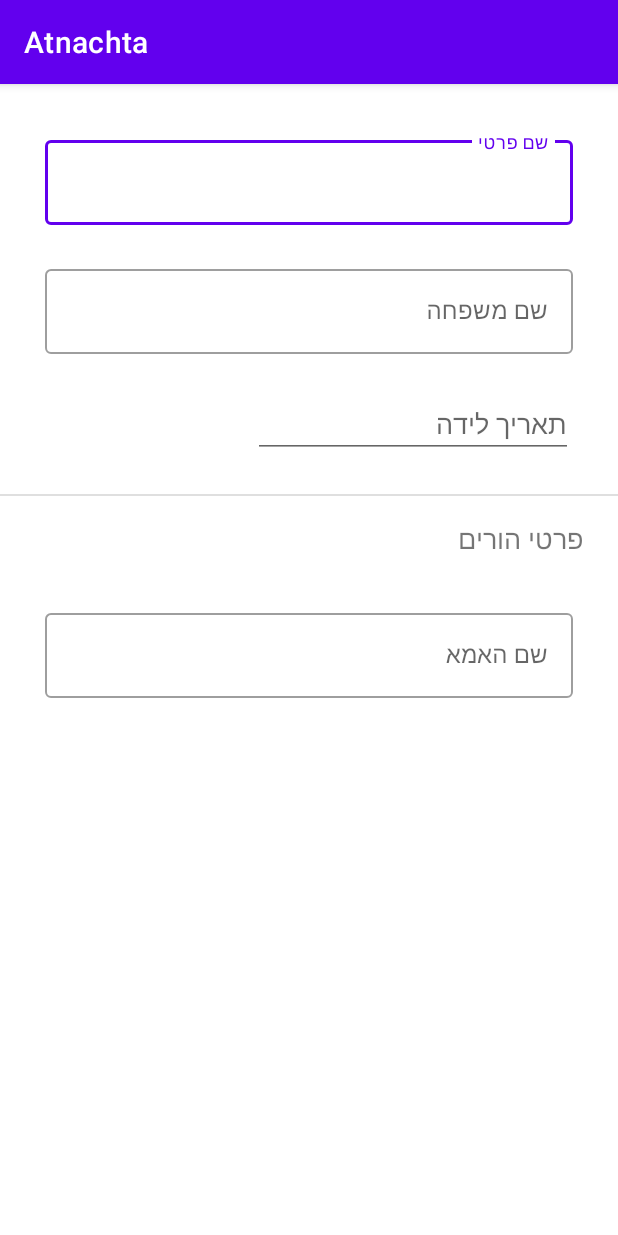
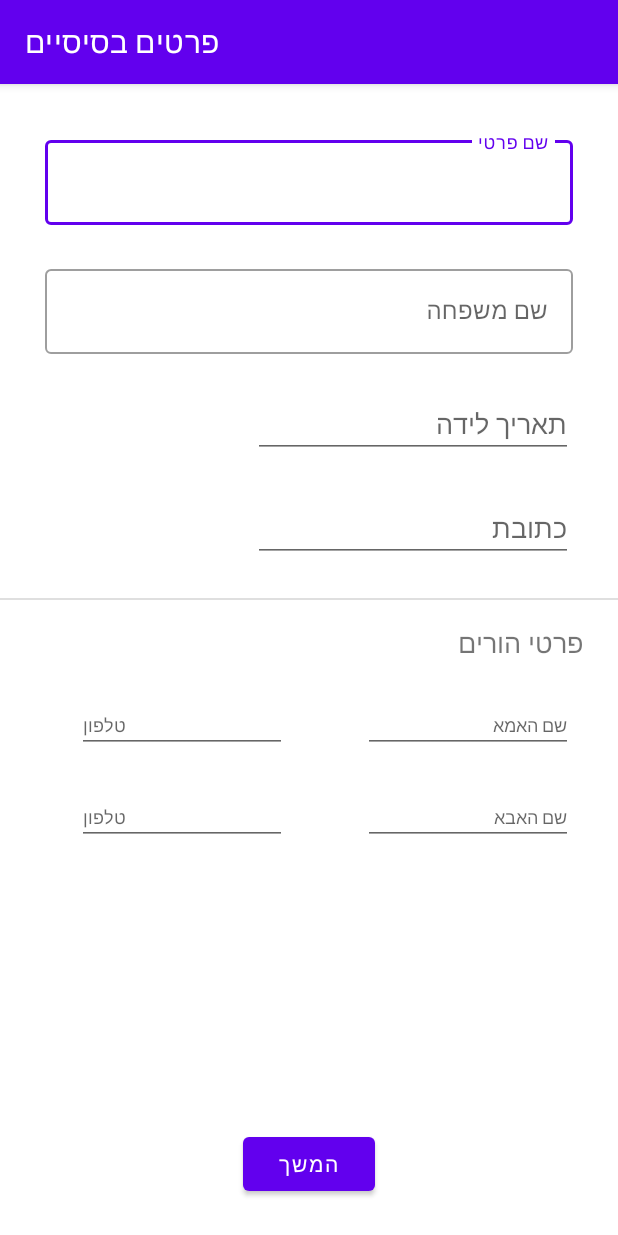
Before and after one commit to eyal-kaufman/AtnachtaApp, an Android app: the fragment NewProfileFragment shown on its own in the app's theme, on a phone screen of 412 x 824 dp. Run offline under Robolectric (Android 15) with nearby library versions, the phone set to English and light mode, and no system bars; our stand-ins replace data binding.

Commit message:
added NewProfileFragment

```diff
--- a/app/src/main/java/com/example/atnachta/LoginFragment.kt
+++ b/app/src/main/java/com/example/atnachta/LoginFragment.kt
@@ -41,6 +41,7 @@ class LoginFragment : Fragment() {
         // Inflate the layout for this fragment
         val binding = DataBindingUtil.inflate<FragmentLoginBinding>(inflater,R.layout.fragment_login,container,false)
         binding.loginButton.setOnClickListener { view : View -> view.findNavController().navigate(R.id.action_loginFragment_to_mainScreen)}
+        activity?.setTitle(R.string.loginFragmentTitle)
         return binding.root
     }
 
--- a/app/src/main/java/com/example/atnachta/MainScreenFrag.kt
+++ b/app/src/main/java/com/example/atnachta/MainScreenFrag.kt
@@ -5,6 +5,7 @@ import androidx.fragment.app.Fragment
 import android.view.LayoutInflater
 import android.view.View
 import android.view.ViewGroup
+import android.app.ActionBar
 import androidx.databinding.DataBindingUtil
 import androidx.navigation.findNavController
 import com.example.atnachta.databinding.FragmentLoginBinding
@@ -25,6 +26,7 @@ class MainScreen : Fragment() {
     private var param1: String? = null
     private var param2: String? = null
 
+
     override fun onCreate(savedInstanceState: Bundle?) {
         super.onCreate(savedInstanceState)
         arguments?.let {
@@ -40,6 +42,9 @@ class MainScreen : Fragment() {
         // Inflate the layout for this fragment
         val binding = DataBindingUtil.inflate<FragmentMainScreenBinding>(inflater,R.layout.fragment_main_screen,container,false)
         binding.addNewProfileButton.setOnClickListener { view : View -> view.findNavController().navigate(R.id.action_mainScreen_to_newReferenceFragment)}
+        activity?.actionBar?.displayOptions = ActionBar.DISPLAY_SHOW_CUSTOM
+        activity?.actionBar?.setCustomView(R.layout.action_bar_layout)
+        activity?.setTitle(R.string.mainScreenFragmentTitle)
         return binding.root
     }
 
--- a/app/src/main/java/com/example/atnachta/NewProfileFragment.kt
+++ b/app/src/main/java/com/example/atnachta/NewProfileFragment.kt
@@ -41,6 +41,7 @@ class NewProfileFragment : Fragment() {
     ): View {
         // Inflate the layout for this fragment
         binding = DataBindingUtil.inflate(inflater,R.layout.fragment_new_profile,container,false)
+        activity?.setTitle(R.string.basicDetails)
         return binding.root
     }
 
--- a/app/src/main/java/com/example/atnachta/NewReferenceFragment.kt
+++ b/app/src/main/java/com/example/atnachta/NewReferenceFragment.kt
@@ -6,6 +6,7 @@ import android.view.LayoutInflater
 import android.view.View
 import android.view.ViewGroup
 import androidx.databinding.DataBindingUtil
+import androidx.navigation.findNavController
 import com.example.atnachta.databinding.FragmentNewReferenceBinding
 
 // TODO: Rename parameter arguments, choose names that match
@@ -37,6 +38,8 @@ class NewReference : Fragment() {
                               savedInstanceState: Bundle?): View {
         // Inflate the layout for this fragment
         binding = DataBindingUtil.inflate(inflater,R.layout.fragment_new_reference,container,false)
+        binding.continueButton.setOnClickListener { view : View -> view.findNavController().navigate(R.id.action_newReferenceFragment_to_newProfileFragment)}
+        activity?.setTitle(R.string.ReferenceDetails)
         return binding.root
     }
 
--- a/app/src/main/res/layout/activity_main.xml
+++ b/app/src/main/res/layout/activity_main.xml
@@ -5,6 +5,7 @@
     android:layout_width="match_parent"
     android:layout_height="match_parent"
     tools:context=".MainActivity">
+
 
     <fragment
         android:id="@+id/nav_host_fragment"
--- a/app/src/main/res/layout/fragment_new_profile.xml
+++ b/app/src/main/res/layout/fragment_new_profile.xml
@@ -6,8 +6,7 @@
 
     <androidx.constraintlayout.widget.ConstraintLayout
         android:layout_width="match_parent"
-        android:layout_height="match_parent"
-        >
+        android:layout_height="match_parent">
 
         <com.google.android.material.textfield.TextInputLayout
             android:id="@+id/textInputLayout1"
@@ -67,7 +66,7 @@
             android:background="@color/dividerColor"
             app:layout_constraintLeft_toLeftOf="parent"
             app:layout_constraintRight_toRightOf="parent"
-            app:layout_constraintTop_toBottomOf="@+id/editTextDateOfBirth" />
+            app:layout_constraintTop_toBottomOf="@+id/editTextTextPostalAddress" />
 
         <TextView
             android:id="@+id/textView3"
@@ -80,25 +79,74 @@
             app:layout_constraintEnd_toEndOf="parent"
             app:layout_constraintTop_toBottomOf="@+id/divider1" />
 
-        <com.google.android.material.textfield.TextInputLayout
-            android:id="@+id/textInputLayout3"
-            style="@style/Widget.MaterialComponents.TextInputLayout.OutlinedBox"
-            android:layout_width="0dp"
+        <EditText
+            android:id="@+id/editTextTextPersonName"
+            android:layout_width="wrap_content"
             android:layout_height="wrap_content"
-            android:layout_marginTop="32dp"
-            android:paddingStart="@dimen/inputTextPaddingStart"
-            android:paddingEnd="@dimen/inputTextPaddingEnd"
+            android:layout_marginTop="24dp"
+            android:ems="10"
+            android:hint="@string/mothersName"
+            android:inputType="textPersonName"
+            android:textSize="12sp"
+            app:layout_constraintEnd_toEndOf="@+id/editTextDateOfBirth"
+            app:layout_constraintTop_toBottomOf="@+id/textView3" />
+
+        <EditText
+            android:id="@+id/editTextTextPersonName2"
+            android:layout_width="wrap_content"
+            android:layout_height="wrap_content"
+            android:layout_marginTop="24dp"
+            android:ems="10"
+            android:hint="@string/fathersName"
+            android:inputType="textPersonName"
+            android:textSize="12sp"
+            app:layout_constraintEnd_toEndOf="@+id/editTextTextPersonName"
+            app:layout_constraintTop_toBottomOf="@+id/editTextTextPersonName" />
+
+        <EditText
+            android:id="@+id/editTextPhone2"
+            android:layout_width="wrap_content"
+            android:layout_height="wrap_content"
+            android:ems="10"
+            android:hint="@string/phone"
+            android:inputType="phone"
+            android:textSize="12sp"
+            app:layout_constraintEnd_toStartOf="@+id/editTextTextPersonName"
+            app:layout_constraintStart_toStartOf="parent"
+            app:layout_constraintTop_toTopOf="@+id/editTextTextPersonName" />
+
+        <EditText
+            android:id="@+id/editTextPhone3"
+            android:layout_width="wrap_content"
+            android:layout_height="wrap_content"
+            android:ems="10"
+            android:hint="@string/phone"
+            android:inputType="phone"
+            android:textSize="12sp"
+            app:layout_constraintEnd_toStartOf="@+id/editTextTextPersonName2"
+            app:layout_constraintStart_toStartOf="parent"
+            app:layout_constraintTop_toTopOf="@+id/editTextTextPersonName2" />
+
+        <EditText
+            android:id="@+id/editTextTextPostalAddress"
+            android:layout_width="wrap_content"
+            android:layout_height="wrap_content"
+            android:layout_marginTop="24dp"
+            android:ems="10"
+            android:hint="@string/address"
+            android:inputType="textPostalAddress"
+            app:layout_constraintEnd_toEndOf="@+id/editTextDateOfBirth"
+            app:layout_constraintTop_toBottomOf="@+id/editTextDateOfBirth" />
+
+        <Button
+            android:id="@+id/continueButton"
+            android:layout_width="wrap_content"
+            android:layout_height="wrap_content"
+            android:layout_marginBottom="24dp"
+            android:text="@string/continueButtonText"
+            app:layout_constraintBottom_toBottomOf="parent"
             app:layout_constraintEnd_toEndOf="parent"
-            app:layout_constraintHorizontal_bias="0.0"
-            app:layout_constraintStart_toStartOf="parent"
-            app:layout_constraintTop_toBottomOf="@id/textView3">
-
-            <com.google.android.material.textfield.TextInputEditText
-                android:id="@+id/firstParentName"
-                android:layout_width="match_parent"
-                android:layout_height="wrap_content"
-                android:hint="@string/mothersName" />
-        </com.google.android.material.textfield.TextInputLayout>
+            app:layout_constraintStart_toStartOf="parent" />
 
 
     </androidx.constraintlayout.widget.ConstraintLayout>
--- a/app/src/main/res/values/strings.xml
+++ b/app/src/main/res/values/strings.xml
@@ -32,4 +32,10 @@
     <string name="dateOfBirth">תאריך לידה</string>
     <string name="ParentsDetails">פרטי הורים</string>
     <string name="mothersName">שם האמא</string>
+    <string name="fathersName">שם האבא</string>
+    <string name="address">כתובת</string>
+    <string name="basicDetails">פרטים בסיסיים</string>
+    <string name="newReferenceFragmentTitle">פרטי הפניה</string>
+    <string name="mainScreenFragmentTitle">חיפוש</string>
+    <string name="loginFragmentTitle">כניסה</string>
 </resources>
```
Also changed, not shown: app/src/main/res/layout/action_bar_layout.xml (added, +15 -0 lines), app/src/main/res/layout/fragment_new_reference.xml (+4 -24 lines), app/src/main/res/navigation/nav_graph.xml (+10 -1 lines).
